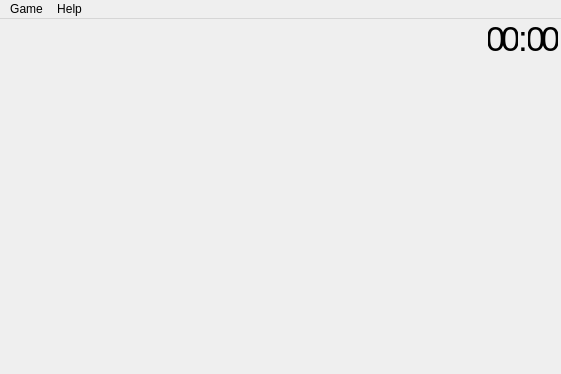
Old version of the form mainwindow.ui in the repository q-g-j/qminesweeper.
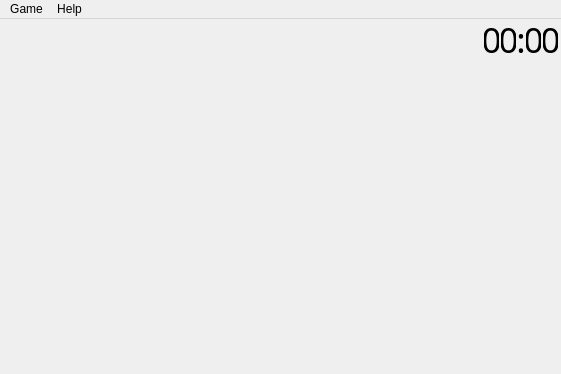
New version of the form.

What changed in the file:
```diff
--- a/mainwindow.ui
+++ b/mainwindow.ui
@@ -88,6 +88,22 @@
        <property name="bottomMargin">
         <number>0</number>
        </property>
+       <item>
+        <spacer name="spacerEdgeLeft">
+         <property name="orientation">
+          <enum>Qt::Horizontal</enum>
+         </property>
+         <property name="sizeType">
+          <enum>QSizePolicy::Fixed</enum>
+         </property>
+         <property name="sizeHint" stdset="0">
+          <size>
+           <width>3</width>
+           <height>1</height>
+          </size>
+         </property>
+        </spacer>
+       </item>
        <item>
         <widget class="QLabel" name="labelMinesLeft">
          <property name="sizePolicy">
@@ -98,18 +114,19 @@
          </property>
          <property name="minimumSize">
           <size>
-           <width>60</width>
+           <width>73</width>
            <height>0</height>
           </size>
          </property>
          <property name="maximumSize">
           <size>
-           <width>60</width>
+           <width>73</width>
            <height>16777215</height>
           </size>
          </property>
          <property name="font">
           <font>
+           <family>Noto Sans Condensed Medium</family>
            <pointsize>26</pointsize>
            <italic>false</italic>
           </font>
@@ -120,7 +137,7 @@
 	margin-top: -5;
 	margin-bottom: -5;
   	margin-right: 0;
- 	margin-left: 3;
+ 	margin-left: 0;
 	font-family: &quot;Noto Sans Condensed Medium&quot;;
 	font-style: normal;
 }</string>
@@ -139,22 +156,6 @@
          </property>
         </widget>
        </item>
-       <item>
-        <spacer name="spacerLeftFixed">
-         <property name="orientation">
-          <enum>Qt::Horizontal</enum>
-         </property>
-         <property name="sizeType">
-          <enum>QSizePolicy::Fixed</enum>
-         </property>
-         <property name="sizeHint" stdset="0">
-          <size>
-           <width>13</width>
-           <height>0</height>
-          </size>
-         </property>
-        </spacer>
-       </item>
        <item>
         <spacer name="spacerLeft">
          <property name="orientation">
@@ -237,6 +238,7 @@
          </property>
          <property name="font">
           <font>
+           <family>Noto Sans Condensed Medium</family>
            <pointsize>26</pointsize>
            <italic>false</italic>
           </font>
@@ -266,6 +268,22 @@
          </property>
         </widget>
        </item>
+       <item>
+        <spacer name="spacerMinutes">
+         <property name="orientation">
+          <enum>Qt::Horizontal</enum>
+         </property>
+         <property name="sizeType">
+          <enum>QSizePolicy::Fixed</enum>
+         </property>
+         <property name="sizeHint" stdset="0">
+          <size>
+           <width>2</width>
+           <height>1</height>
+          </size>
+         </property>
+        </spacer>
+       </item>
        <item>
         <widget class="QLabel" name="timerMinutes">
          <property name="sizePolicy">
@@ -288,6 +306,7 @@
          </property>
          <property name="font">
           <font>
+           <family>Noto Sans Condensed Medium</family>
            <pointsize>26</pointsize>
            <italic>false</italic>
           </font>
@@ -333,6 +352,7 @@
          </property>
          <property name="font">
           <font>
+           <family>Noto Sans Condensed Medium</family>
            <pointsize>26</pointsize>
            <italic>false</italic>
           </font>
@@ -384,6 +404,7 @@
          </property>
          <property name="font">
           <font>
+           <family>Noto Sans Condensed Medium</family>
            <pointsize>26</pointsize>
            <italic>false</italic>
           </font>
@@ -413,6 +434,22 @@
          </property>
         </widget>
        </item>
+       <item>
+        <spacer name="spacerSeconds">
+         <property name="orientation">
+          <enum>Qt::Horizontal</enum>
+         </property>
+         <property name="sizeType">
+          <enum>QSizePolicy::Fixed</enum>
+         </property>
+         <property name="sizeHint" stdset="0">
+          <size>
+           <width>2</width>
+           <height>1</height>
+          </size>
+         </property>
+        </spacer>
+       </item>
        <item>
         <widget class="QLabel" name="timerSeconds">
          <property name="sizePolicy">
@@ -435,6 +472,7 @@
          </property>
          <property name="font">
           <font>
+           <family>Noto Sans Condensed Medium</family>
            <pointsize>26</pointsize>
            <italic>false</italic>
           </font>
```
Left out of the diff: 4 changed lines with no effect on the pictures.
